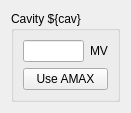
This is gui/cavAmp.ui in ssoham/Q0Measurement as Qt 5 draws it before an edit. The edited form follows.
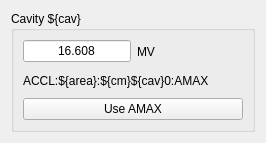
This is the edited form. Custom widgets are drawn as their Qt base class.

Patch:
```diff
--- a/gui/cavAmp.ui
+++ b/gui/cavAmp.ui
@@ -6,8 +6,8 @@
    <rect>
     <x>0</x>
     <y>0</y>
-    <width>131</width>
-    <height>112</height>
+    <width>266</width>
+    <height>143</height>
    </rect>
   </property>
   <property name="windowTitle">
@@ -23,21 +23,18 @@
       <item>
        <layout class="QHBoxLayout" name="horizontalLayout_3">
         <item>
-         <widget class="PyDMLineEdit" name="PyDMLineEdit">
-          <property name="toolTip">
-           <string/>
+         <widget class="QLineEdit" name="lineEdit">
+          <property name="sizePolicy">
+           <sizepolicy hsizetype="Preferred" vsizetype="Fixed">
+            <horstretch>0</horstretch>
+            <verstretch>0</verstretch>
+           </sizepolicy>
           </property>
-          <property name="dragEnabled">
-           <bool>true</bool>
+          <property name="text">
+           <string>16.608</string>
           </property>
-          <property name="readOnly">
-           <bool>true</bool>
-          </property>
-          <property name="showUnits" stdset="0">
-           <bool>true</bool>
-          </property>
-          <property name="channel" stdset="0">
-           <string>ACCL:${area}:${cm}${cav}0:AMAX</string>
+          <property name="alignment">
+           <set>Qt::AlignCenter</set>
           </property>
          </widget>
         </item>
@@ -63,6 +60,13 @@
         </item>
        </layout>
       </item>
+      <item>
+       <widget class="QLabel" name="label">
+        <property name="text">
+         <string>ACCL:${area}:${cm}${cav}0:AMAX</string>
+        </property>
+       </widget>
+      </item>
       <item>
        <widget class="QPushButton" name="pushButton">
         <property name="text">
@@ -75,13 +79,6 @@
    </item>
   </layout>
  </widget>
- <customwidgets>
-  <customwidget>
-   <class>PyDMLineEdit</class>
-   <extends>QLineEdit</extends>
-   <header>pydm.widgets.line_edit</header>
-  </customwidget>
- </customwidgets>
  <resources/>
  <connections/>
 </ui>
```
